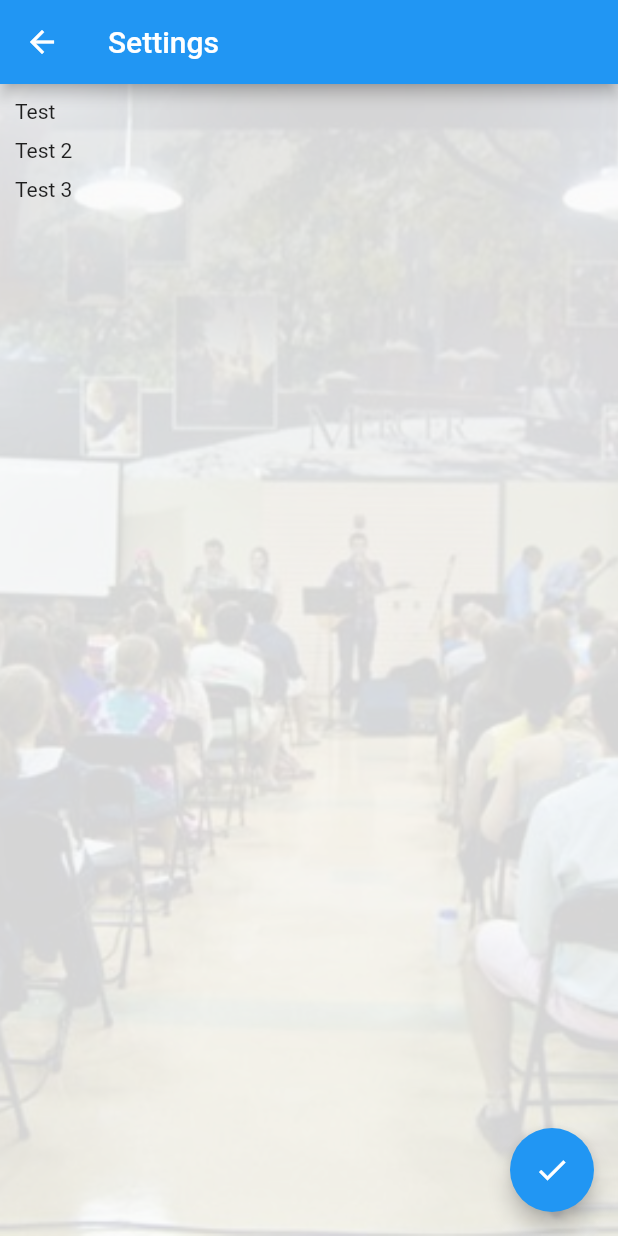
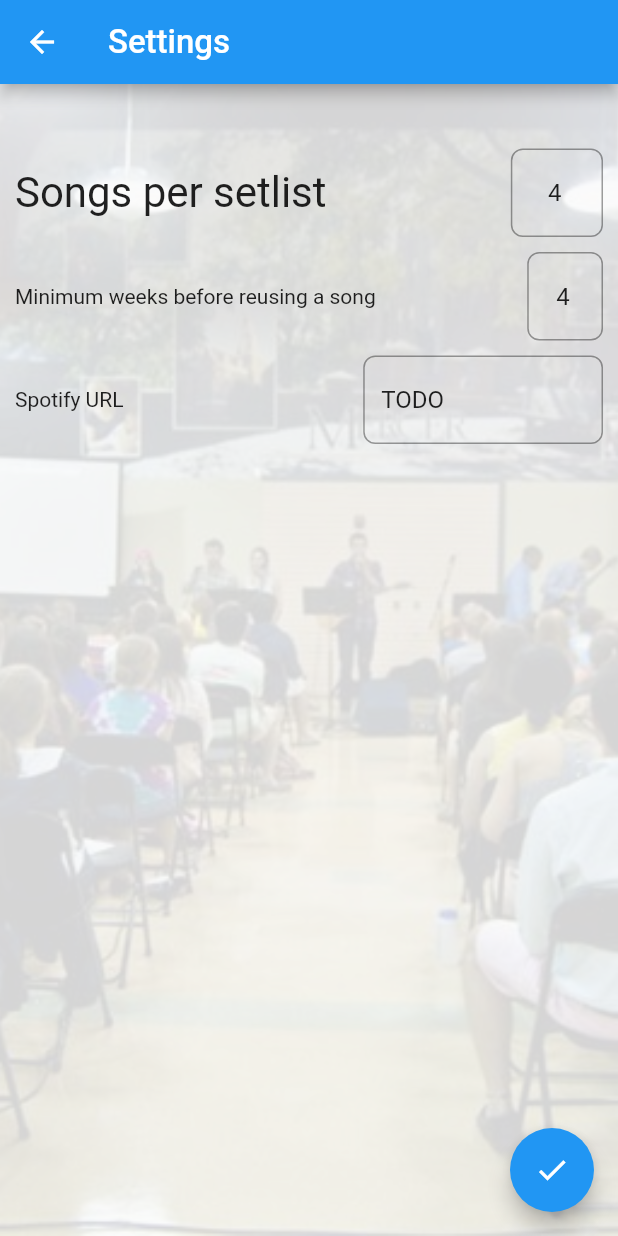
Before and after one commit to tim-oh-thee-97/ruf_song_manager, a Flutter app: the ViewSetlists screen opened directly, after a tap on the "settings" icon, on a phone screen of 412 x 824 dp. Run offline on Flutter 3.47's test engine with Material 2 defaults, Android fonts, the phone set to English and light mode, and no system bars; our stand-ins replace cloud_firestore; accounts and stored records are empty.

```diff
--- a/lib/generate_setlist.dart
+++ b/lib/generate_setlist.dart
@@ -14,6 +14,8 @@ class _GenerateSetlistState extends State<GenerateSetlist>{
   @override
   Widget build(BuildContext context) {
     // TODO: implement build
-    return null;
+    return Scaffold(
+
+    );
   }
 }
--- a/lib/landing_page.dart
+++ b/lib/landing_page.dart
@@ -82,8 +82,7 @@ class _LandingPageState extends State<LandingPage>{
                 RaisedButton(
                   padding: EdgeInsets.all(_pad),
                   child: buttonText("View Song List"),
-                  //TODO: Implement navigate to song list
-                  onPressed: null,
+                  onPressed: () => _navToPage(SongList(admin: widget.admin,)),
                 ),
 
                 SizedBox(height: 2*_pad,),
--- a/lib/settings_page.dart
+++ b/lib/settings_page.dart
@@ -21,12 +21,12 @@ class _SettingsState extends State<Settings>{
 
   int _songsPerSetlist, _wksBeforeReuse;
   String _spotifyURL;
+  String _errorText;
 
   final double _pad = 10.0;
 
-  TextEditingController _songsPerSetlistInput = TextEditingController();
-  TextEditingController _wksBeforeReuseInput = TextEditingController();
-  TextEditingController _spotifyURLInput = TextEditingController();
+  TextEditingController
+    _songsPerSetlistInput, _wksBeforeReuseInput, _spotifyURLInput;
 
   @override
   void dispose(){
@@ -41,27 +41,132 @@ class _SettingsState extends State<Settings>{
     super.initState();
     //TODO: Read settings from shared_preferences and populate fields
     //Set to default if not found
+    _songsPerSetlist = _defaultSongsPerSetlist;
+    _wksBeforeReuse = _defaultWksBeforeReuse;
+    _spotifyURL = _defaultSpotifyURL;
+    _songsPerSetlistInput = TextEditingController(text: _songsPerSetlist.toString());
+    _wksBeforeReuseInput = TextEditingController(text: _wksBeforeReuse.toString());
+    _spotifyURLInput = TextEditingController(text: _spotifyURL);
+    _errorText = null;
   }
 
   @override
   Widget build(BuildContext context) {
 
     final settingsWidgets = <Widget>[
-      //TODO: Populate this list
-      Text("Test"),
+      //TODO: Improve this formatting a lot
+      Text(_errorText == null ? "" : _errorText,
+        textScaleFactor: 1.4,
+        style: TextStyle(
+          color: Colors.red,
+        ),
+      ),
+
       SizedBox(height: _pad),
-      Text("Test 2"),
+
+      Row(
+        mainAxisAlignment: MainAxisAlignment.center,
+        //crossAxisAlignment: CrossAxisAlignment.stretch,
+        children: <Widget>[
+          Text("Songs per setlist", textScaleFactor: 2,),
+
+          Spacer(flex: 2,),
+
+          Expanded(
+            child: TextField(
+              controller: _songsPerSetlistInput,
+              onEditingComplete: (){
+                FocusScope.of(context).requestFocus(FocusNode());
+                //TODO: Validate fields
+              },
+              keyboardType: TextInputType.number,
+              maxLength: 2,
+              maxLengthEnforced: true,
+              decoration: InputDecoration(
+                border: OutlineInputBorder(
+                  borderSide: BorderSide(color: Colors.blue[700]),
+                  borderRadius: BorderRadius.all(Radius.circular(8)),
+                ),
+                counterText: "",
+              ),
+              textAlign: TextAlign.center,
+            ),
+          ),
+        ],
+      ),
+
       SizedBox(height: _pad),
-      Text("Test 3"),
+
+      Row(
+        mainAxisAlignment: MainAxisAlignment.center,
+        //crossAxisAlignment: CrossAxisAlignment.stretch,
+        children: <Widget>[
+          Text("Minimum weeks before reusing a song"),
+
+          Spacer(flex: 2,),
+
+          Expanded(
+            child: TextField(
+              controller: _wksBeforeReuseInput,
+              onEditingComplete: (){
+                FocusScope.of(context).requestFocus(FocusNode());
+                //TODO: Validate fields
+              },
+              keyboardType: TextInputType.number,
+              maxLength: 2,
+              maxLengthEnforced: true,
+              decoration: InputDecoration(
+                border: OutlineInputBorder(
+                  borderSide: BorderSide(color: Colors.blue[700]),
+                  borderRadius: BorderRadius.all(Radius.circular(8)),
+                ),
+                counterText: "",
+              ),
+              textAlign: TextAlign.center,
+            ),
+          ),
+        ],
+      ),
+
       SizedBox(height: _pad),
-      //Input
-      //Error message (or null)
-      //...
+
+      Row(
+        mainAxisAlignment: MainAxisAlignment.center,
+        //crossAxisAlignment: CrossAxisAlignment.stretch,
+        children: <Widget>[
+          Text("Spotify URL"),
+
+          Spacer(flex: 1,),
+
+          Expanded(
+            child: TextField(
+              controller: _spotifyURLInput,
+              onEditingComplete: (){
+                FocusScope.of(context).requestFocus(FocusNode());
+                //TODO: Validate fields
+              },
+              keyboardType: TextInputType.text,
+              decoration: InputDecoration(
+                border: OutlineInputBorder(
+                  borderSide: BorderSide(color: Colors.blue[700]),
+                  borderRadius: BorderRadius.all(Radius.circular(8)),
+                ),
+                counterText: "",
+              ),
+              textAlign: TextAlign.left,
+            ),
+          ),
+        ],
+      ),
+
+      SizedBox(height: _pad,),
+
+      //TODO: Checkbox for middle songs same key
     ];
 
     // TODO: finish build
     return Scaffold(
-      appBar: AppBar(title: Text(pageTitle),),
+      appBar: AppBar(title: Text(pageTitle, textScaleFactor: 1.1,),),
       //TODO: Check changes if user presses back button, "Do you want to save changes?"
       body: GestureDetector(
         onTap: (){
--- a/lib/view_setlists.dart
+++ b/lib/view_setlists.dart
@@ -25,7 +25,7 @@ class _ViewSetlistsState extends State<ViewSetlists>{
   Widget build(BuildContext context) {
     return Scaffold(
       appBar: AppBar(
-        title: Text(pageTitle),
+        title: Text(pageTitle, textScaleFactor: 1.1,),
         actions: <Widget>[
           IconButton(
             icon: Icon(Icons.settings),
@@ -56,9 +56,8 @@ class _ViewSetlistsState extends State<ViewSetlists>{
             if (!snapshot.hasData)
               return Column(
                 mainAxisAlignment: MainAxisAlignment.center,
-                children: <Widget>[
-                  CircularProgressIndicator()
-                ],
+                crossAxisAlignment: CrossAxisAlignment.stretch,
+                children: <Widget>[LinearProgressIndicator()],
               );
 
             List<DocumentSnapshot> docList = snapshot.data.documents;
```
Also changed, not shown: lib/song_list.dart (+83 -2 lines).
